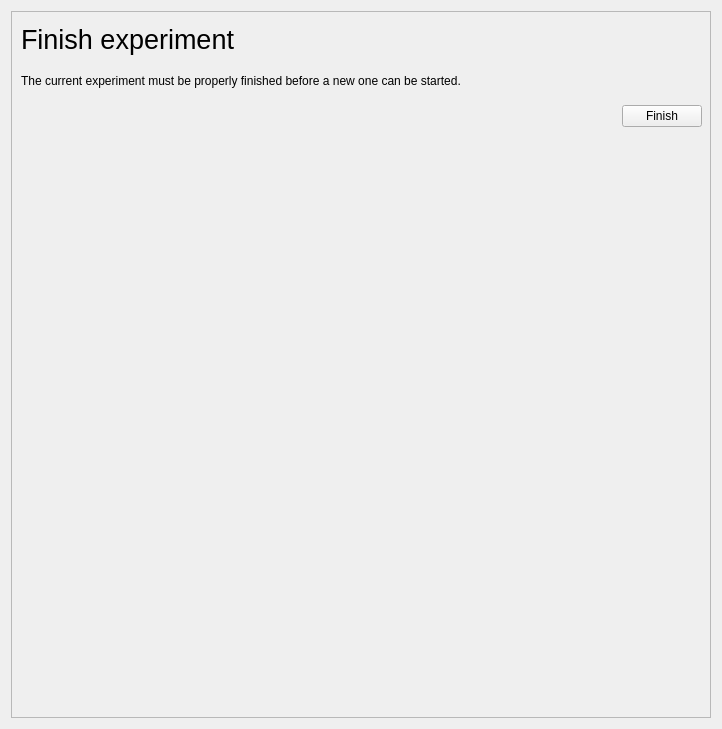
mlz-ictrl/nicos, file nicos_ess/gui/panels/finish_exp.ui: the form before one commit.
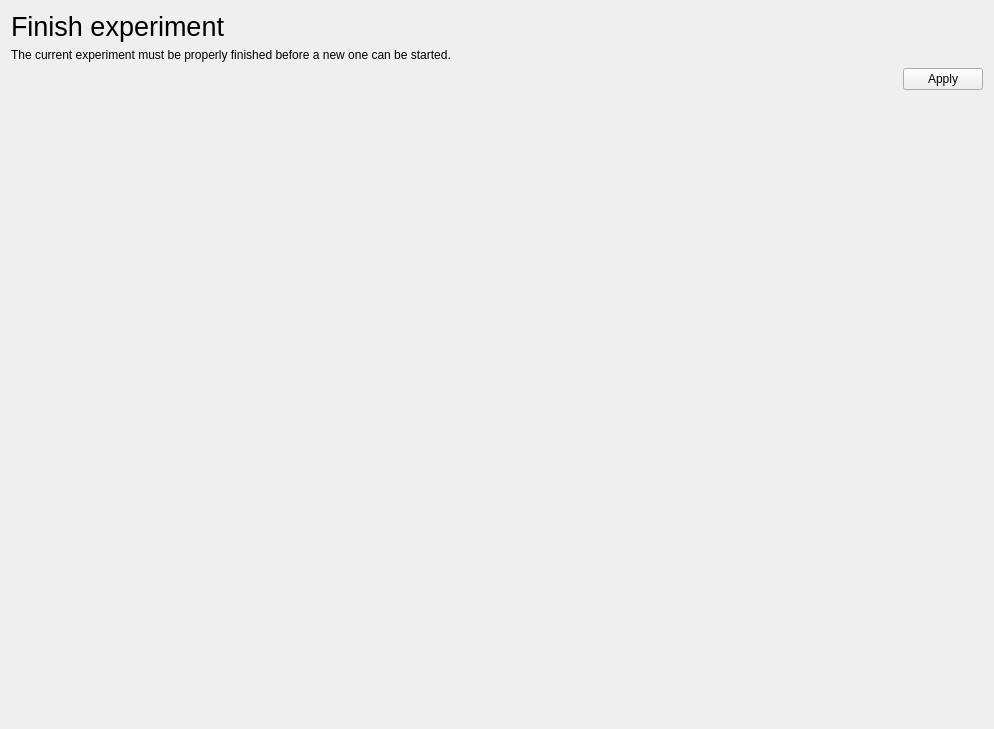
The form after the commit.

```diff
--- a/nicos_ess/gui/panels/finish_exp.ui
+++ b/nicos_ess/gui/panels/finish_exp.ui
@@ -6,7 +6,7 @@
    <rect>
     <x>0</x>
     <y>0</y>
-    <width>722</width>
+    <width>994</width>
     <height>729</height>
    </rect>
   </property>
@@ -21,49 +21,6 @@
   </property>
   <layout class="QVBoxLayout" name="verticalLayout">
    <item>
-    <widget class="QFrame" name="frame">
-     <property name="sizePolicy">
-      <sizepolicy hsizetype="Expanding" vsizetype="Expanding">
-       <horstretch>0</horstretch>
-       <verstretch>0</verstretch>
-      </sizepolicy>
-     </property>
-     <property name="frameShape">
-      <enum>QFrame::StyledPanel</enum>
-     </property>
-     <property name="frameShadow">
-      <enum>QFrame::Raised</enum>
-     </property>
-     <widget class="QWidget" name="finishBox" native="true">
-      <property name="geometry">
-       <rect>
-        <x>10</x>
-        <y>10</y>
-        <width>681</width>
-        <height>106</height>
-       </rect>
-      </property>
-      <property name="sizePolicy">
-       <sizepolicy hsizetype="Expanding" vsizetype="Expanding">
-        <horstretch>0</horstretch>
-        <verstretch>0</verstretch>
-       </sizepolicy>
-      </property>
-      <layout class="QGridLayout" name="gridLayout_2">
-       <item row="2" column="0">
-        <spacer name="horizontalSpacer">
-         <property name="orientation">
-          <enum>Qt::Horizontal</enum>
-         </property>
-         <property name="sizeHint" stdset="0">
-          <size>
-           <width>0</width>
-           <height>20</height>
-          </size>
-         </property>
-        </spacer>
-       </item>
-       <item row="0" column="0">
         <widget class="QLabel" name="label_2">
          <property name="font">
           <font>
@@ -78,7 +35,7 @@
          </property>
         </widget>
        </item>
-       <item row="1" column="0" colspan="2">
+   <item>
         <widget class="QLabel" name="label">
          <property name="sizePolicy">
           <sizepolicy hsizetype="Expanding" vsizetype="Preferred">
@@ -91,22 +48,25 @@
          </property>
         </widget>
        </item>
-       <item row="2" column="1">
-        <widget class="QPushButton" name="finishButton">
-         <property name="sizePolicy">
-          <sizepolicy hsizetype="Fixed" vsizetype="Fixed">
-           <horstretch>0</horstretch>
-           <verstretch>0</verstretch>
-          </sizepolicy>
-         </property>
-         <property name="text">
-          <string>Finish</string>
+   <item>
+    <widget class="QDialogButtonBox" name="finishButton">
+     <property name="standardButtons">
+      <set>QDialogButtonBox::Apply</set>
          </property>
         </widget>
        </item>
-      </layout>
-     </widget>
-    </widget>
+   <item>
+    <spacer name="verticalSpacer">
+     <property name="orientation">
+      <enum>Qt::Vertical</enum>
+     </property>
+     <property name="sizeHint" stdset="0">
+      <size>
+       <width>20</width>
+       <height>40</height>
+      </size>
+     </property>
+    </spacer>
    </item>
   </layout>
  </widget>
```
Lines whose indentation alone changed are shown as unchanged.
